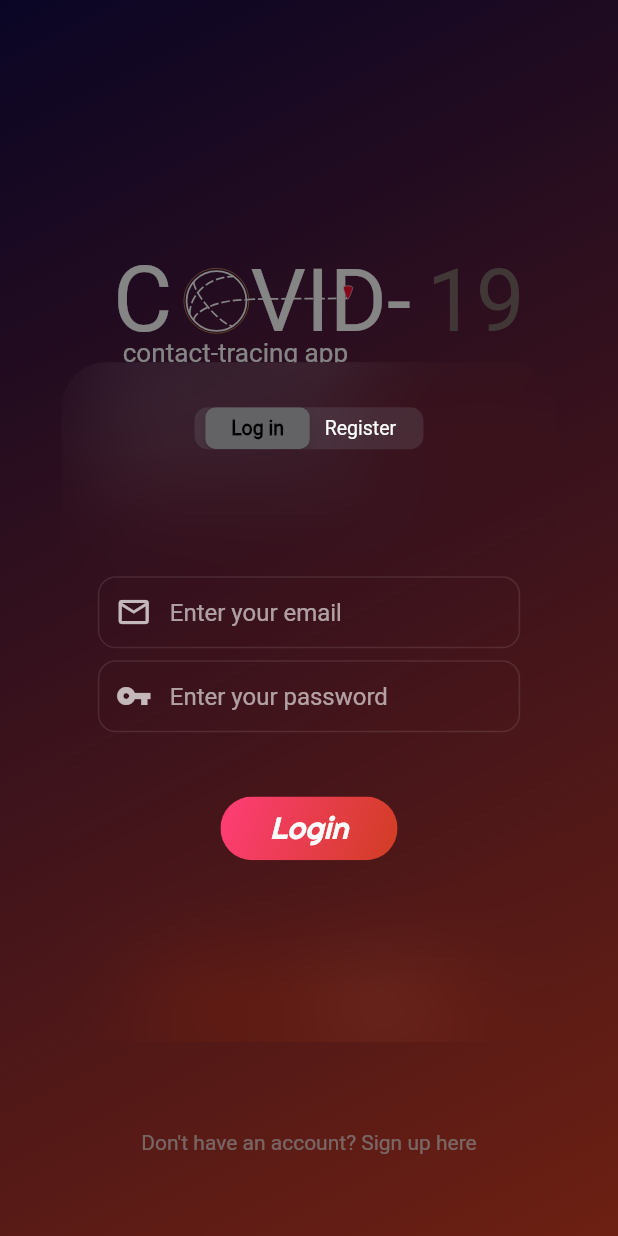
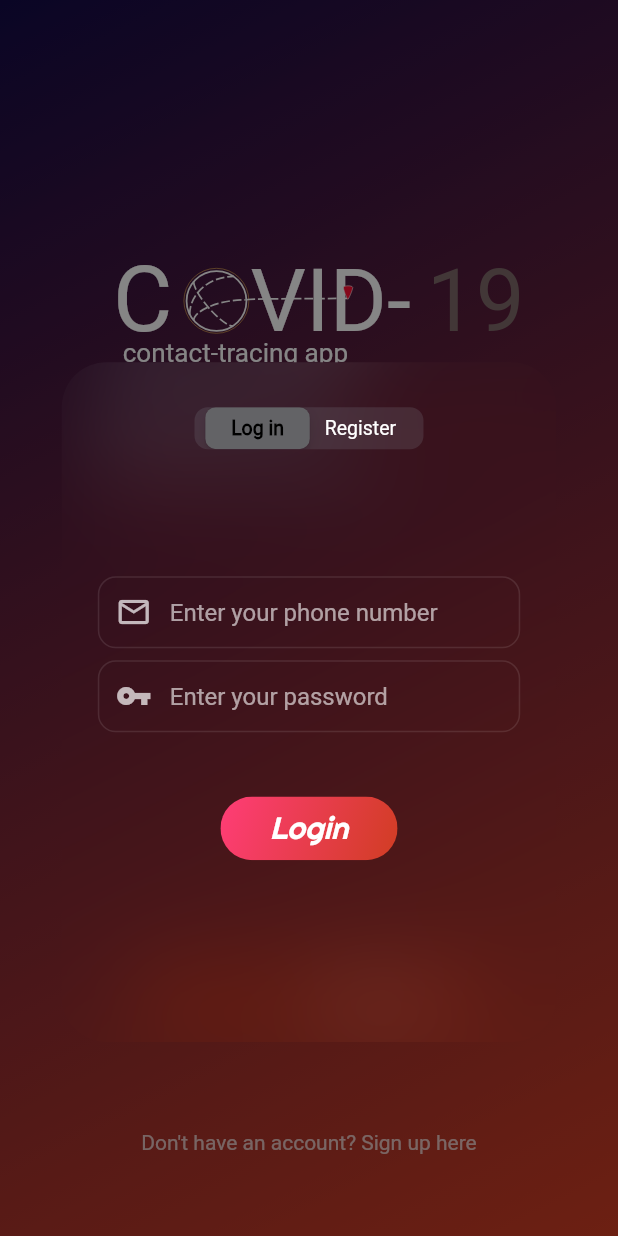
Before and after one commit to datttran/covid_tracker, a Flutter app: the screen it shows after launch, after a tap on "Log in with", on a phone screen of 412 x 824 dp. Run offline on Flutter 3.47's test engine with Material 2 defaults, Android fonts, the phone set to English and light mode, and no system bars; our stand-ins replace flutter_svg.

Commit message:
Fix shrinker error

```diff
--- a/lib/screens/login_screen.dart
+++ b/lib/screens/login_screen.dart
@@ -17,7 +17,9 @@ class LoginScreen extends StatefulWidget {
 class _LoginScreenState extends State<LoginScreen> {
   var left = Colors.black;
   var right =  Colors.white;
-
+  String phoneNumber;
+  String confirmCode;
+  String verificationID;
   int shareValue;
   colorCheck(){
     if(shareValue == 0){
@@ -160,11 +162,12 @@ class _LoginScreenState extends State<LoginScreen> {
                   TextField(
                     onChanged: (value) {
                       //Do something with the user input.
+                      this.phoneNumber = value;
                     },
                     decoration: InputDecoration(
                       prefixIcon: Icon(Icons.mail_outline),
 
-                      hintText: 'Enter your email',
+                      hintText: 'Enter your phone number',
                       contentPadding:
                       EdgeInsets.symmetric(vertical: 10.0, horizontal: 20.0),
                       border: OutlineInputBorder(
@@ -264,6 +267,3 @@ setColor(left  , right){
     1: Text('Register', style: TextStyle(color: right), )
   };
 }
-
-var left = Colors.black;
-var right =  Colors.white;
--- a/lib/screens/welcome_screen.dart
+++ b/lib/screens/welcome_screen.dart
@@ -16,9 +16,7 @@ class WelcomeScreen extends StatefulWidget {
 
 class _WelcomeScreenState extends State<WelcomeScreen> with SingleTickerProviderStateMixin {
   AnimationController controller;
-  String phoneNumber;
-  String confirmCode;
-  String verificationID;
+
 
   @override
   void initState() {
@@ -156,7 +154,7 @@ class _WelcomeScreenState extends State<WelcomeScreen> with SingleTickerProvider
                                 'Log in with ',
                                 style: TextStyle(color: Colors.black, fontSize: verticalPixel*2  )
                             ),
-                            Text(' Google',
+                            Text(' Omicron',
                               style: TextStyle(color: Colors.white, fontSize: verticalPixel*2.5  ,fontStyle: FontStyle.italic),),
                           ],),
                       ),
--- a/pubspec.yaml
+++ b/pubspec.yaml
@@ -23,7 +23,9 @@ dependencies:
   # The following adds the Cupertino Icons font to your application.
   # Use with the CupertinoIcons class for iOS style icons.
   cupertino_icons: ^0.1.2
-
+  firebase_core: ^0.4.4+3
+  firebase_auth: ^0.16.0
+  cloud_firestore: ^0.13.5
 dev_dependencies:
   flutter_test:
     sdk: flutter
```
Also changed, not shown: pubspec.lock, 2 other files.
